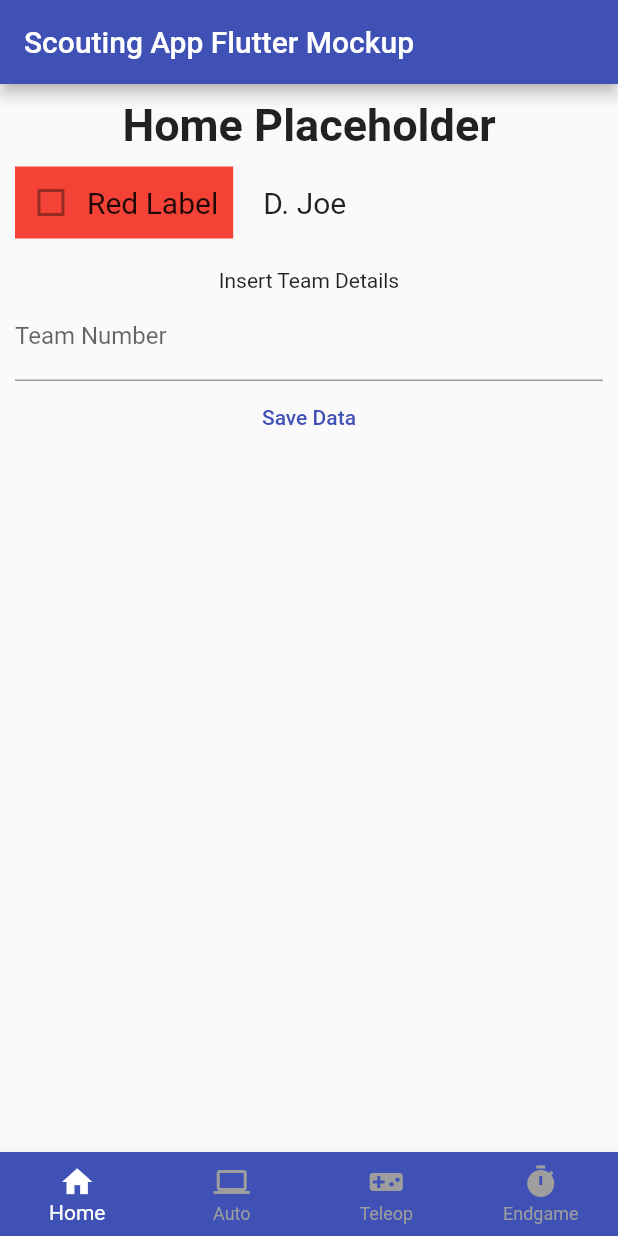
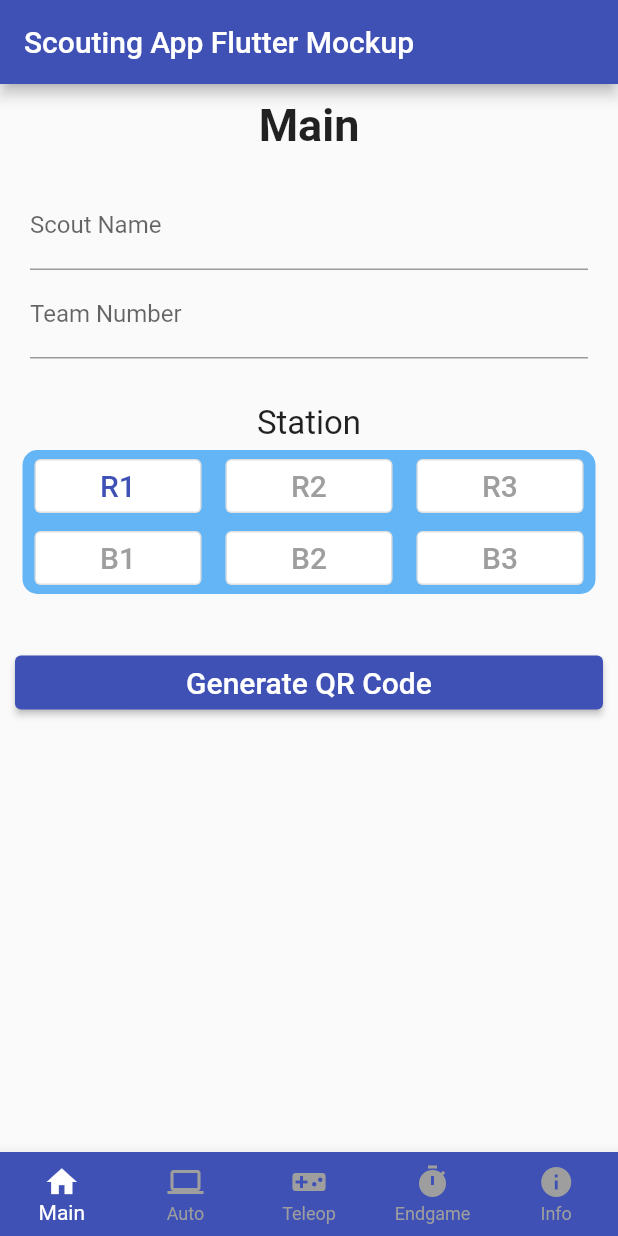
Before and after one commit to Bolt7/scouting_app_2022, a Flutter app: the screen it shows after launch, on a phone screen of 412 x 824 dp. Run offline on Flutter 3.47's test engine with Material 2 defaults, Android fonts, the phone set to English and light mode, and no system bars; our stand-ins replace csv, qr_flutter, shared_preferences.

Commit message:
Added QR code generator + misc.

```diff
--- a/lib/main.dart
+++ b/lib/main.dart
@@ -1,5 +1,6 @@
 import 'package:flutter/material.dart';
 import 'package:scouting_test/pages/auto_page.dart';
+import 'package:scouting_test/pages/comment_page.dart';
 import 'package:scouting_test/pages/endgame_page.dart';
 import 'package:scouting_test/pages/home_page.dart';
 import 'package:scouting_test/pages/teleop_page.dart';
@@ -39,6 +40,7 @@ class _MyHomePageState extends State<MyHomePage> {
     AutoPage(),
     TeleopPage(),
     EndgamePage(),
+    CommentPage()
   ];
   void _onNavigationItemTapped(int index) {
     setState(() {
@@ -62,7 +64,7 @@ class _MyHomePageState extends State<MyHomePage> {
         items: const [
           BottomNavigationBarItem(
             icon: Icon(Icons.home),
-            label: "Home",
+            label: "Main",
           ),
           BottomNavigationBarItem(
             icon: Icon(Icons.computer),
@@ -76,6 +78,10 @@ class _MyHomePageState extends State<MyHomePage> {
             icon: Icon(Icons.timer),
             label: "Endgame",
           ),
+          BottomNavigationBarItem(
+            icon: Icon(Icons.info),
+            label: "Info",
+          ),
         ],
       ),
       body: _pages[_selectedPage],
--- /dev/null
+++ b/lib/pages/board_page.dart
@@ -0,0 +1,34 @@
+// ignore_for_file: prefer_const_constructors
+
+import 'package:flutter/material.dart';
+import 'package:scouting_test/utils/custom_radio_button.dart';
+
+enum Station { r1, r2, r3, b1, b2, b3 }
+
+class BoardPage extends StatefulWidget {
+  const BoardPage({Key? key}) : super(key: key);
+
+  @override
+  State<BoardPage> createState() => _BoardPageState();
+}
+
+class _BoardPageState extends State<BoardPage> {
+  Station _station = Station.b1;
+
+  @override
+  Widget build(BuildContext context) {
+    return Column(
+      children: [
+        CustomRadioButton(
+            text: "R1",
+            groupValue: _station,
+            value: Station.r1,
+            onChanged: (Station value) {
+              setState(() {
+                _station = value;
+              });
+            })
+      ],
+    );
+  }
+}
--- a/lib/pages/home_page.dart
+++ b/lib/pages/home_page.dart
@@ -1,7 +1,10 @@
-// ignore_for_file: prefer_const_literals_to_create_immutables, prefer_const_constructors
+import 'package:flutter/material.dart';
+import 'package:scouting_test/pages/qr_page.dart';
+import 'package:shared_preferences/shared_preferences.dart';
 
-import 'package:flutter/material.dart';
-import 'package:shared_preferences/shared_preferences.dart';
+import '../utils/custom_radio_button.dart';
+
+enum Station { r1, r2, r3, b1, b2, b3 }
 
 class HomePage extends StatefulWidget {
   const HomePage({Key? key}) : super(key: key);
@@ -12,18 +15,23 @@ class HomePage extends StatefulWidget {
 
 class _HomePageState extends State<HomePage> {
   final _teamNameController = TextEditingController();
+  final _scoutNameController = TextEditingController();
+  Station _station = Station.b1;
 
   Future _getData() async {
     final preferences = await SharedPreferences.getInstance();
-    final String? teamName = preferences.getString("teamName");
     setState(() {
-      _teamNameController.text = teamName!;
+      _teamNameController.text = preferences.getString("Team") ?? "";
+      _scoutNameController.text = preferences.getString("scoutName") ?? "";
+      _station = Station.values[preferences.getInt("station") ?? 0];
     });
   }
 
   Future _saveData() async {
     final preferences = await SharedPreferences.getInstance();
-    await preferences.setString("teamName", _teamNameController.text);
+    await preferences.setString("Team", _teamNameController.text);
+    await preferences.setString("scoutName", _scoutNameController.text);
+    await preferences.setInt("station", _station.index);
   }
 
   @override
@@ -33,55 +41,139 @@ class _HomePageState extends State<HomePage> {
   }
 
   @override
+  void dispose() {
+    _saveData();
+    super.dispose();
+  }
+
+  @override
   Widget build(BuildContext context) {
     return Padding(
       padding: const EdgeInsets.all(10),
-      child: Column(
+      child: ListView(
         children: [
-          const Text(
-            "Home Placeholder",
+          const Center(
+            child: Text(
+              "Main",
               style: TextStyle(
                 fontSize: 30,
                 fontWeight: FontWeight.bold,
               ),
             ),
+          ),
           const SizedBox(height: 10),
-          Row(
+          Padding(
+            padding: const EdgeInsets.all(10),
+            child: Column(
               children: [
-              Container(
-                padding: EdgeInsets.only(right: 10),
-                color: Colors.red,
-                child: Row(
-                  children: [
-                    Checkbox(
-                      value: false,
-                      onChanged: null,
+                TextField(
+                  controller: _scoutNameController,
+                  decoration: const InputDecoration(labelText: "Scout Name"),
                 ),
-                    Text(
-                      "Red Label",
-                      style: TextStyle(fontSize: 20),
+                TextField(
+                  controller: _teamNameController,
+                  decoration: const InputDecoration(
+                    labelText: "Team Number",
+                  ),
                 ),
               ],
             ),
           ),
-              SizedBox(
-                width: 20,
+          const SizedBox(
+            height: 20,
           ),
-              Text(
-                "D. Joe",
-                style: TextStyle(fontSize: 20),
+          const Center(
+            child: Text(
+              "Station",
+              style: TextStyle(
+                fontSize: 22,
               ),
+            ),
+          ),
+          Container(
+            margin: const EdgeInsets.all(5),
+            decoration: BoxDecoration(
+              color: Colors.blue[300],
+              borderRadius: BorderRadius.circular(10),
+            ),
+            child: Column(
+              children: [
+                Row(children: [
+                  CustomRadioButton(
+                      text: "R1",
+                      groupValue: _station,
+                      value: Station.r1,
+                      onChanged: (Station value) {
+                        setState(() {
+                          _station = value;
+                        });
+                      }),
+                  CustomRadioButton(
+                      text: "R2",
+                      groupValue: _station,
+                      value: Station.r2,
+                      onChanged: (Station value) {
+                        setState(() {
+                          _station = value;
+                        });
+                      }),
+                  CustomRadioButton(
+                      text: "R3",
+                      groupValue: _station,
+                      value: Station.r3,
+                      onChanged: (Station value) {
+                        setState(() {
+                          _station = value;
+                        });
+                      }),
+                ]),
+                Row(children: [
+                  CustomRadioButton(
+                      text: "B1",
+                      groupValue: _station,
+                      value: Station.b1,
+                      onChanged: (Station value) {
+                        setState(() {
+                          _station = value;
+                        });
+                      }),
+                  CustomRadioButton(
+                      text: "B2",
+                      groupValue: _station,
+                      value: Station.b2,
+                      onChanged: (Station value) {
+                        setState(() {
+                          _station = value;
+                        });
+                      }),
+                  CustomRadioButton(
+                      text: "B3",
+                      groupValue: _station,
+                      value: Station.b3,
+                      onChanged: (Station value) {
+                        setState(() {
+                          _station = value;
+                        });
+                      }),
+                ]),
               ],
             ),
-          SizedBox(height: 20),
-          Text("Insert Team Details"),
-          TextField(
-            controller: _teamNameController,
-            decoration: InputDecoration(labelText: "Team Number"),
           ),
-          TextButton(
-            onPressed: _saveData,
-            child: Text("Save Data"),
+          const SizedBox(height: 30),
+          ElevatedButton(
+            onPressed: () {
+              _saveData();
+              Navigator.push(
+                context,
+                MaterialPageRoute(builder: (context) => const QRPage()),
+              );
+            },
+            child: const Text(
+              "Generate QR Code",
+              style: TextStyle(
+                fontSize: 20,
+              ),
+            ),
           ),
         ],
       ),
--- a/lib/utils/counter_tile.dart
+++ b/lib/utils/counter_tile.dart
@@ -4,8 +4,6 @@
 //https://stackoverflow.com/a/65271573
 
 import 'package:flutter/material.dart';
-
-import 'numeric_step_button.dart';
 
 class CounterTile extends StatelessWidget {
   final String label;
--- a/pubspec.yaml
+++ b/pubspec.yaml
@@ -29,8 +29,9 @@ environment:
 dependencies:
     flutter:
         sdk: flutter
-    number_inc_dec: ^0.8.0
     shared_preferences: ^2.0.13
+    qr_flutter: ^4.0.0
+    csv: ^5.0.1
 
     # The following adds the Cupertino Icons font to your application.
     # Use with the CupertinoIcons class for iOS style icons.
```
Also changed, not shown: lib/pages/auto_page.dart (+26 -13 lines), lib/pages/comment_page.dart (added, +127 -0 lines), lib/pages/endgame_page.dart (+65 -39 lines), lib/pages/qr_page.dart (added, +99 -0 lines), lib/pages/teleop_page.dart (+29 -31 lines), lib/utils/numeric_step_button.dart (deleted, +0 -67 lines), pubspec.lock. Lines whose indentation alone changed are shown as unchanged.
